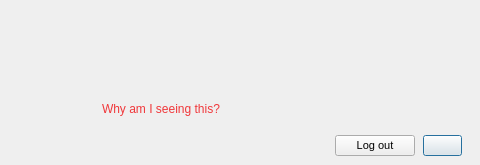
meganz/MEGAsync, file src/MEGASync/gui/linux/VerifyLockMessage.ui: the form before one commit.
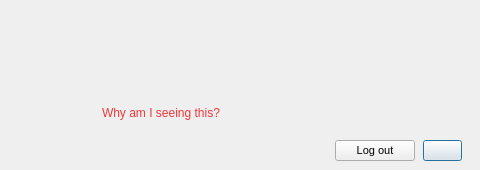
The form after the commit.

```diff
--- a/src/MEGASync/gui/linux/VerifyLockMessage.ui
+++ b/src/MEGASync/gui/linux/VerifyLockMessage.ui
@@ -7,19 +7,19 @@
     <x>0</x>
     <y>0</y>
     <width>480</width>
-    <height>165</height>
+    <height>170</height>
    </rect>
   </property>
   <property name="minimumSize">
    <size>
     <width>480</width>
-    <height>165</height>
+    <height>170</height>
    </size>
   </property>
   <property name="maximumSize">
    <size>
     <width>480</width>
-    <height>165</height>
+    <height>170</height>
    </size>
   </property>
   <property name="windowTitle">
```
